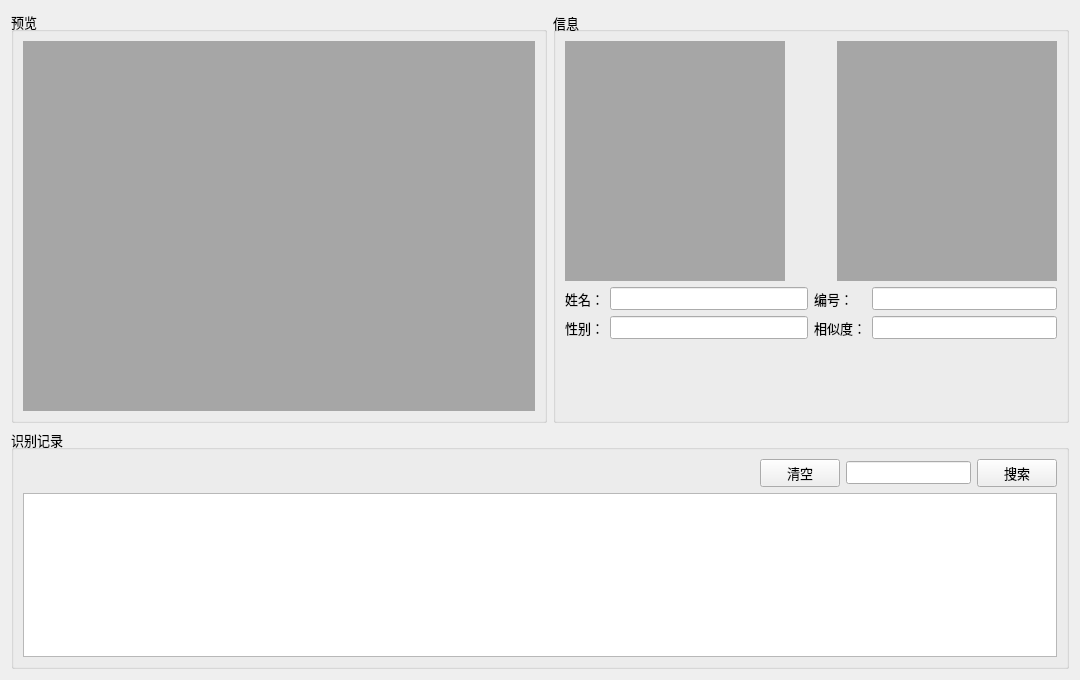
Above: previewview.ui from NevilleNoah/HikvisionCamera2 before the change. Below: the same form after it.
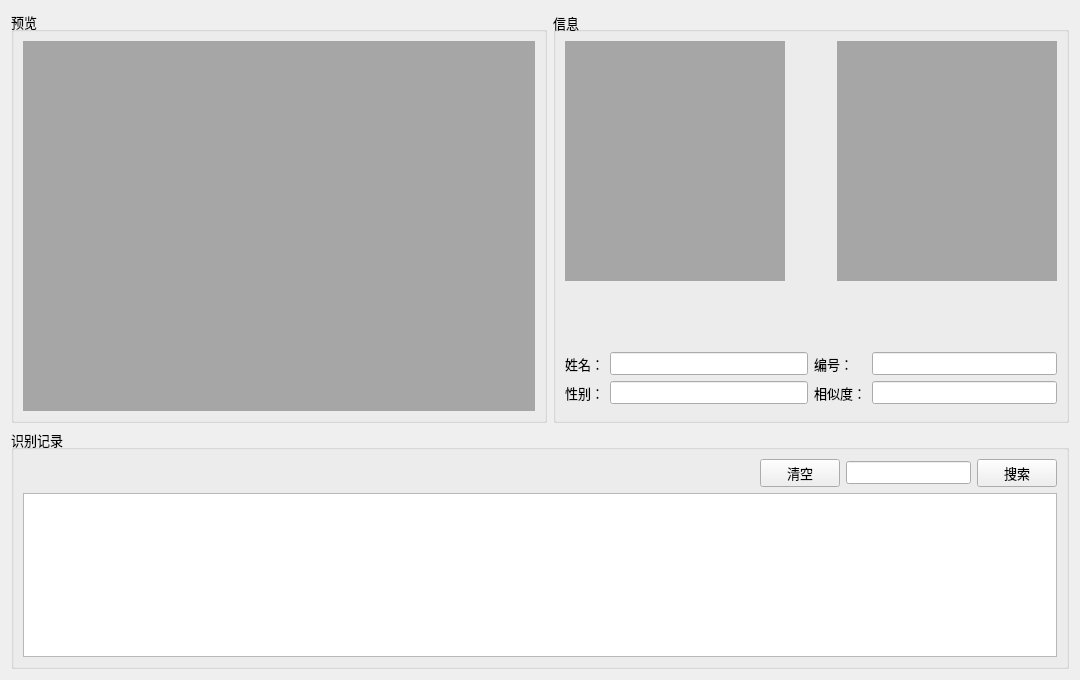
That is the form after the change.

Diff of the .ui file:
```diff
--- a/previewview.ui
+++ b/previewview.ui
@@ -384,6 +384,13 @@
           </item>
          </layout>
         </item>
+        <item>
+         <widget class="QLabel" name="picFace">
+          <property name="text">
+           <string/>
+          </property>
+         </widget>
+        </item>
         <item>
          <layout class="QHBoxLayout" name="horizontalLayout_4">
           <item>
```
